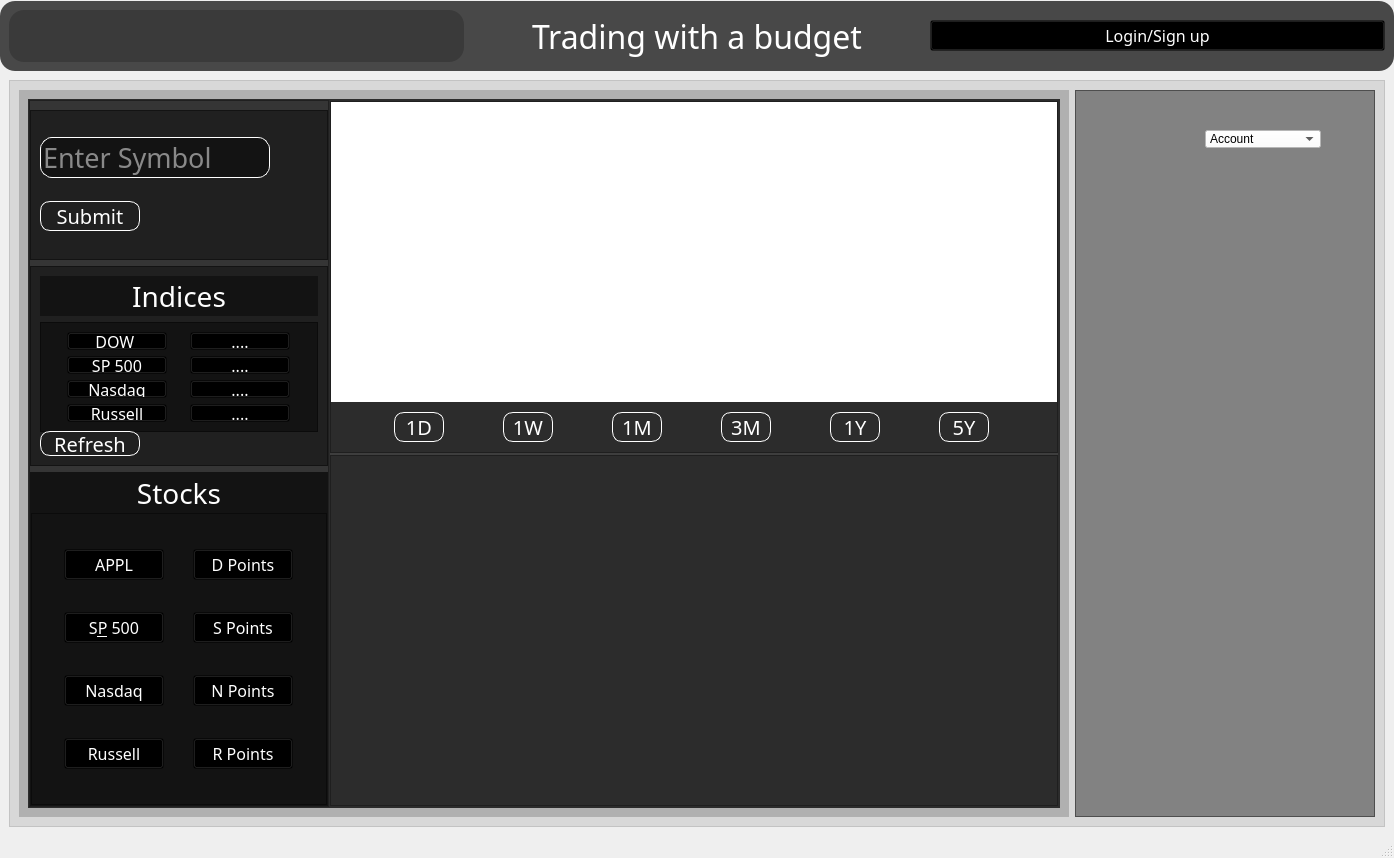
The window that test_ui.ui (kpatel0923/Python_web_scrapping_Stock_market_application) describes before a commit, drawn with Qt 5.
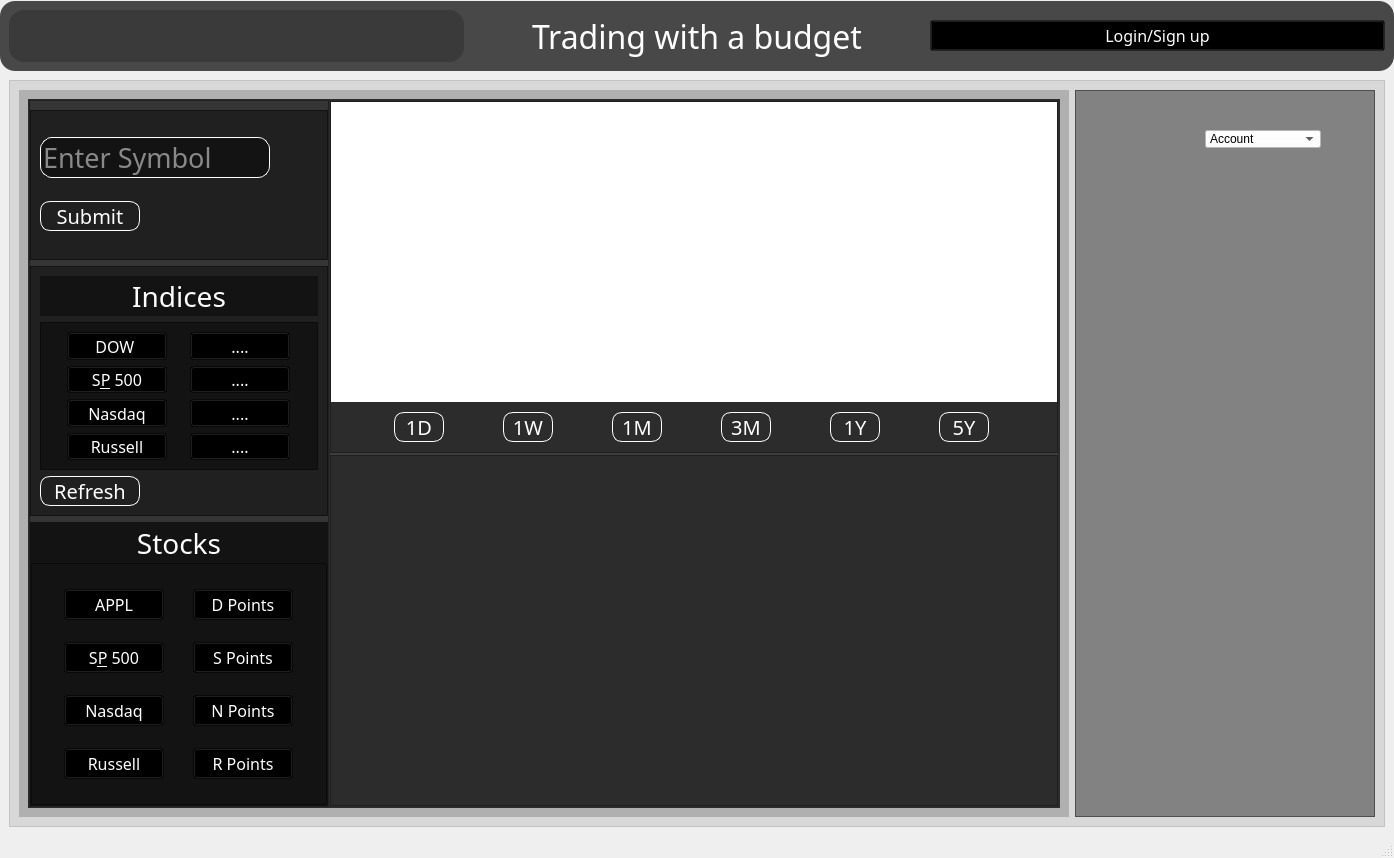
The same window after the commit. Icons and pictures are not drawn. Custom widgets are drawn as their Qt base class.

What changed in the file:
```diff
--- a/test_ui.ui
+++ b/test_ui.ui
@@ -4989,7 +4989,7 @@
                           <property name="maximumSize">
                            <size>
                             <width>16777215</width>
-                            <height>200</height>
+                            <height>250</height>
                            </size>
                           </property>
                           <property name="frameShape">
```
